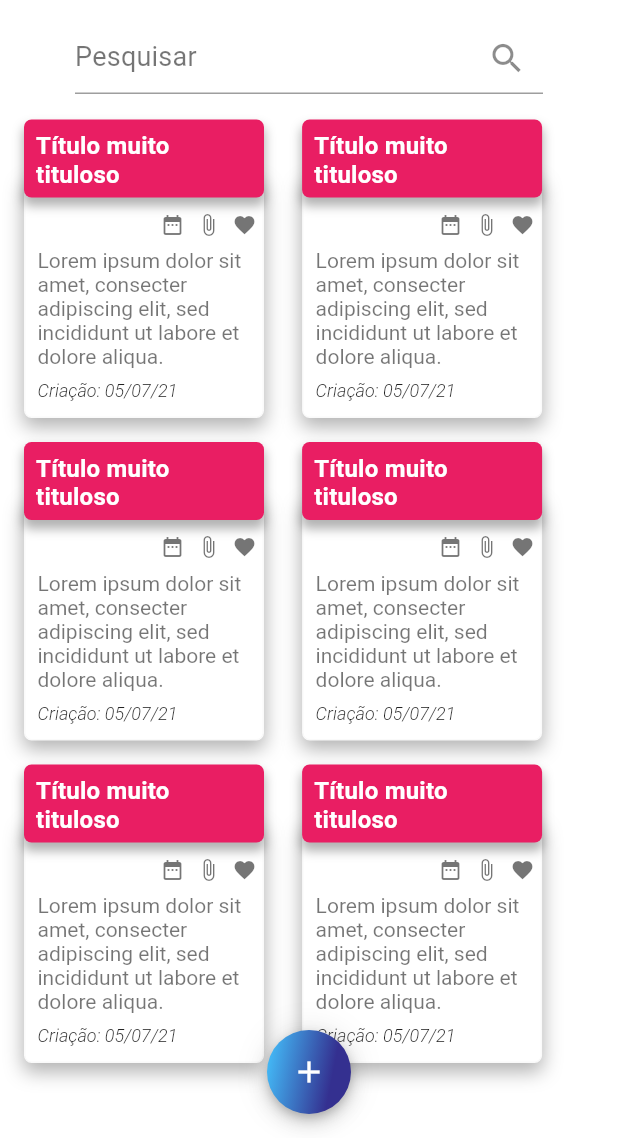
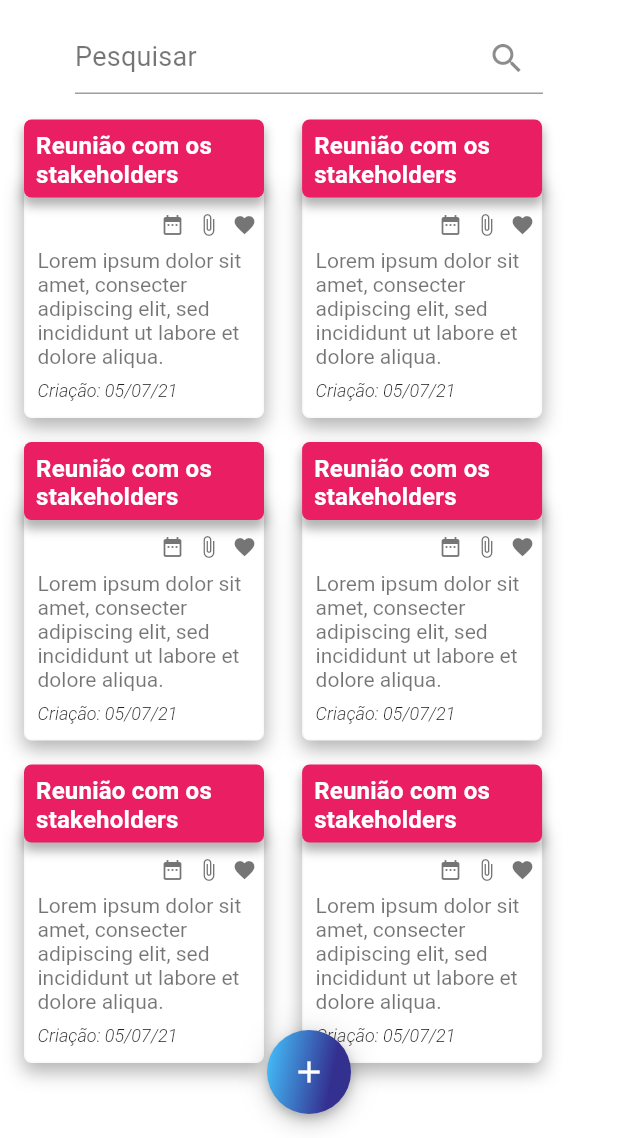
Before and after one commit to LetRicette/app-notes-flutter, a Flutter app: the NotesPage screen opened directly, on a phone screen of 412 x 824 dp, the part 98-1236 px from its top. Run offline on Flutter 3.47's test engine with Material 2 defaults, Android fonts, the phone set to English and light mode, and no system bars; missing offline and left inert: animated_card; project files that could hold a hidden picture were left out.

```diff
--- a/lib/components/notes.list.dart
+++ b/lib/components/notes.list.dart
@@ -44,7 +44,7 @@ class NotesList extends StatelessWidget {
                     children: [
                       Container(
                         child: Text(
-                          "Título muito tituloso",
+                          "blablablablabla",
                           style: TextStyles.white16w700Roboto,
                         ),
                       ),
@@ -127,7 +127,7 @@ class NotesList extends StatelessWidget {
                   padding: const EdgeInsets.only(
                       top: 8, left: 8, right: 8, bottom: 6),
                   child: Text(
-                    "Título muito tituloso",
+                    "Reunião com os stakeholders",
                     style: TextStyles.white16w700Roboto,
                   ),
                 ),
--- a/lib/src/features/notes_page/notes_page.dart
+++ b/lib/src/features/notes_page/notes_page.dart
@@ -2,9 +2,8 @@ import 'package:bloco_de_notas/components/notes.list.dart';
 import 'package:bloco_de_notas/models/note_model.dart';
 import 'package:bloco_de_notas/src/features/new_note/new_note.dart';
 import 'package:bloco_de_notas/src/shared/constants/app_colors.dart';
-import 'package:bloco_de_notas/src/shared/constants/text_styles.dart';
+
 import 'package:flutter/material.dart';
-import 'package:flutter_staggered_grid_view/flutter_staggered_grid_view.dart';
 
 class NotesPage extends StatefulWidget {
   NotesPage({Key? key}) : super(key: key);
```
Also changed, not shown: 217374538_864955477455723_392855093344165984_n.png (added), 2 other files.
